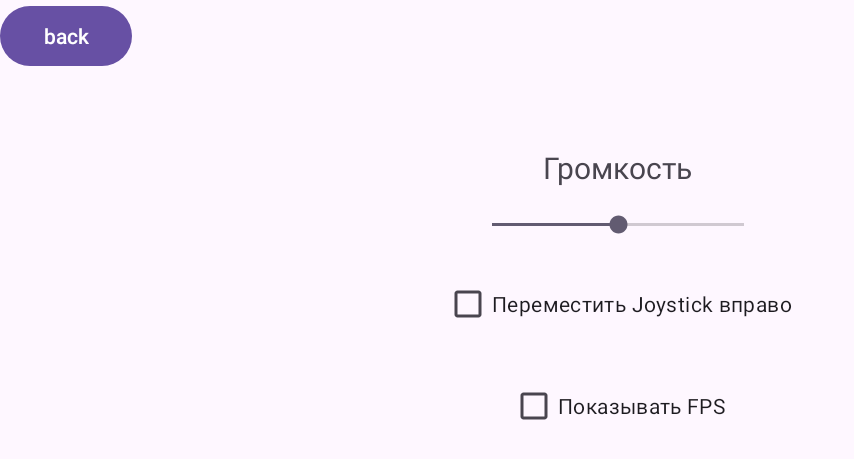
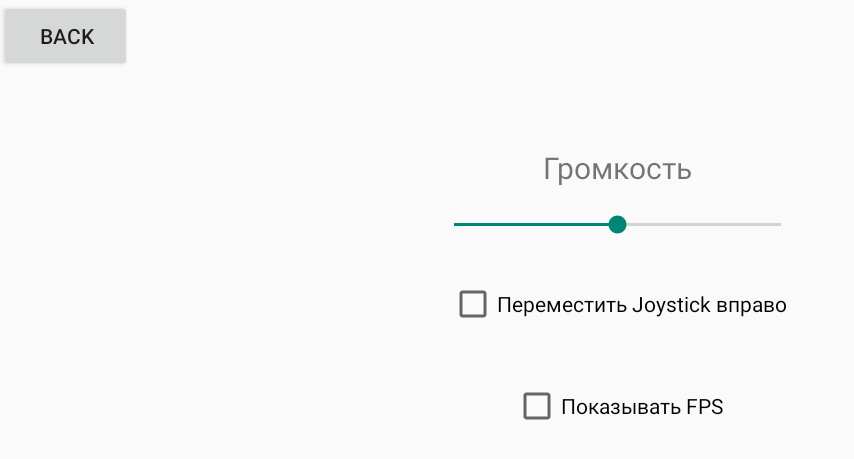
Before and after one commit to AlexandrSamsumgSchool/MyGame, an Android app: the Options screen opened directly, with no data from a screen before it, on a phone screen of 824 x 412 dp (held sideways). Shown: the top 459 px of the screen, without its empty margins (0-854 px from the left). Run offline under Robolectric (Android 15) with nearby library versions, the phone set to English and light mode, and no system bars.

Commit message:
Final Commit

```diff
--- a/app/src/main/AndroidManifest.xml
+++ b/app/src/main/AndroidManifest.xml
@@ -16,6 +16,8 @@
             android:name=".Options"
             android:exported="false"
             android:screenOrientation="landscape"
+            android:theme="@style/Theme.AppCompat.Light.NoActionBar.FullScreen"
+
             />
         <activity
             android:name=".Menu"
--- a/app/src/main/java/com/example/mygame/Game.java
+++ b/app/src/main/java/com/example/mygame/Game.java
@@ -122,7 +122,7 @@ public class Game extends SurfaceView implements SurfaceHolder.Callback {
     @Override
     public void draw(Canvas canvas) {
          super.draw(canvas);
-         canvas.drawColor(Color.WHITE);
+         canvas.drawColor(Color.BLACK);
          map.drawMap(canvas);
 
          joystick.draw(canvas);
@@ -202,7 +202,7 @@ public class Game extends SurfaceView implements SurfaceHolder.Callback {
                     canvas.drawText("Size = " + (int) player.EatenFood, 100, 100, paint);}
     public void drawName(Canvas canvas){
         Paint paint = new Paint();
-        paint.setColor(Color.RED);
+        paint.setColor(Color.WHITE);
         paint.setTextSize(Textsize);
         canvas.drawText(name, (float) camera.gameTOdisplaycoordinateX(player.positionX)-textX*name.length(), (float) camera.gameTOdisplaycoordinateY(player.positionY)+textY, paint);
     }
--- a/app/src/main/java/com/example/mygame/Joystick.java
+++ b/app/src/main/java/com/example/mygame/Joystick.java
@@ -50,7 +50,7 @@ public class Joystick {
     }
 
     public boolean isPressed(double touchPositionX, double touchPositionY) {
-        joystickCenterToTouchDistance = Math.sqrt(Math.pow(outerCircleCenterPositionX - touchPositionX,2)+Math.pow(outerCircleCenterPositionY-touchPositionY,2));
+        joystickCenterToTouchDistance = Math.sqrt(Math.pow(outerCircleCenterPositionX - touchPositionX,2)+Math.pow(outerCircleCenterPositionY-touchPositionY,2))-150;
         return joystickCenterToTouchDistance < outerCircleRadius ;
     }
 
--- a/app/src/main/java/com/example/mygame/Map.java
+++ b/app/src/main/java/com/example/mygame/Map.java
@@ -10,7 +10,7 @@ public class Map {
     int widthPixels,heightPixels;
     DisplayMetrics displayMetrics;
     private int CageX = 0 , CageY = 0;
-    public float Cagesize = 500;
+    public float Cagesize = 600;
     Player player;
     public Map(Camera camera, Player player, int widthPixels, int heightPixels) {
         this.camera = camera;
@@ -23,7 +23,7 @@ public class Map {
     public void drawMap(Canvas canvas){
         Paint paint = new Paint();
         paint.setStyle(Paint.Style.STROKE);
-        paint.setColor(Color.BLACK);
+        paint.setColor(Color.WHITE);
             int w = 0;
             for (int i = 0; i <= 10000; i+=Cagesize) {
                 w += Cagesize;
--- a/app/src/main/res/layout/activity_menu.xml
+++ b/app/src/main/res/layout/activity_menu.xml
@@ -32,7 +32,8 @@
         android:layout_width="200dp"
         android:layout_height="wrap_content"
         android:layout_marginTop="16dp"
-        android:text="Одиночная игра" />
+        android:text="Одиночная игра"
+        />
 
     <Button
         android:id="@+id/options"
--- a/app/src/main/res/layout/activity_options.xml
+++ b/app/src/main/res/layout/activity_options.xml
@@ -11,7 +11,6 @@
         android:layout_width="wrap_content"
         android:layout_height="wrap_content"
         android:text="back"
-
         />
     <TextView
         android:layout_width="wrap_content"
@@ -24,7 +23,7 @@
 
     <SeekBar
         android:id="@+id/seekbar"
-        android:layout_width="200dp"
+        android:layout_width="250dp"
         android:layout_height="wrap_content"
         android:layout_gravity="center"
         android:layout_marginTop="15dp"
@@ -33,12 +32,12 @@
 
     <CheckBox
         android:id="@+id/sw"
-        android:layout_marginTop="20dp"
         android:layout_width="wrap_content"
         android:layout_height="wrap_content"
-        android:text="Переместить Joystick вправо"
         android:layout_gravity="center"
-        />
+        android:layout_marginTop="20dp"
+        android:minHeight="48dp"
+        android:text="Переместить Joystick вправо" />
 
     <CheckBox
         android:id="@+id/fps"
@@ -46,6 +45,7 @@
         android:layout_height="wrap_content"
         android:layout_gravity="center"
         android:layout_marginTop="20dp"
+        android:minHeight="48dp"
         android:text="Показывать FPS" />
 
 </LinearLayout>
--- a/app/src/main/res/values/themes.xml
+++ b/app/src/main/res/values/themes.xml
@@ -15,5 +15,9 @@
         <item name="android:windowActionBar">false</item>
         <item name="android:windowFullscreen">true</item>
         <item name="android:windowContentOverlay">@null</item>
+         <item name="cornerSize">50%</item>
+        <item name="cornerFamily">rounded</item>
+
     </style>
+
 </resources>
```
Also changed, not shown: app/src/main/java/com/example/mygame/Bot.java (+8 -21 lines).
